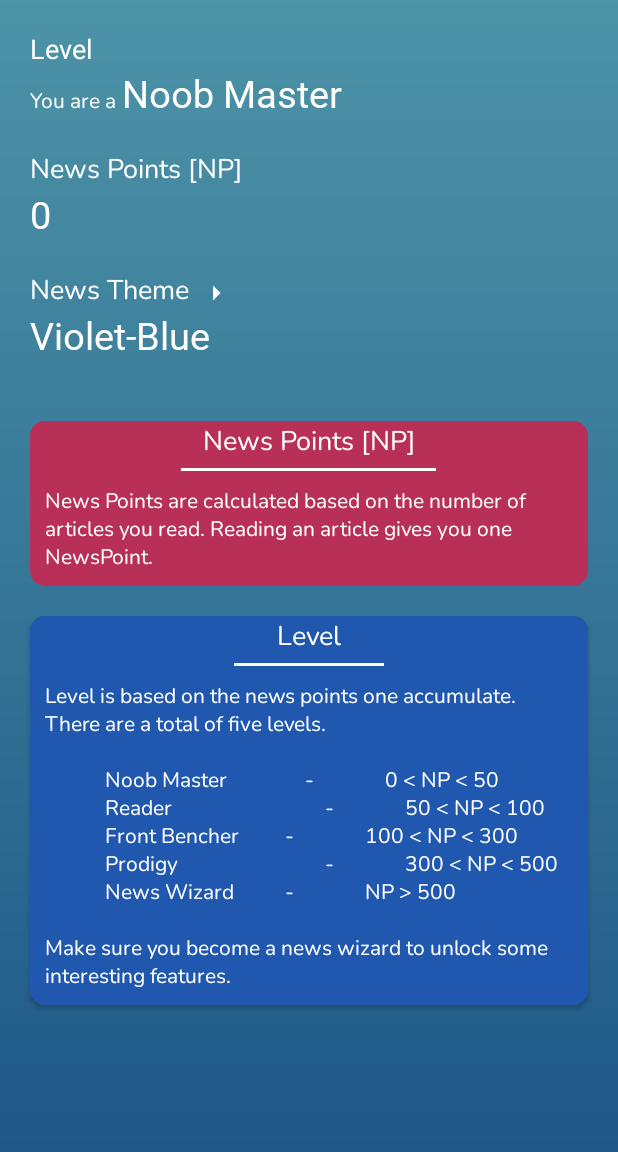
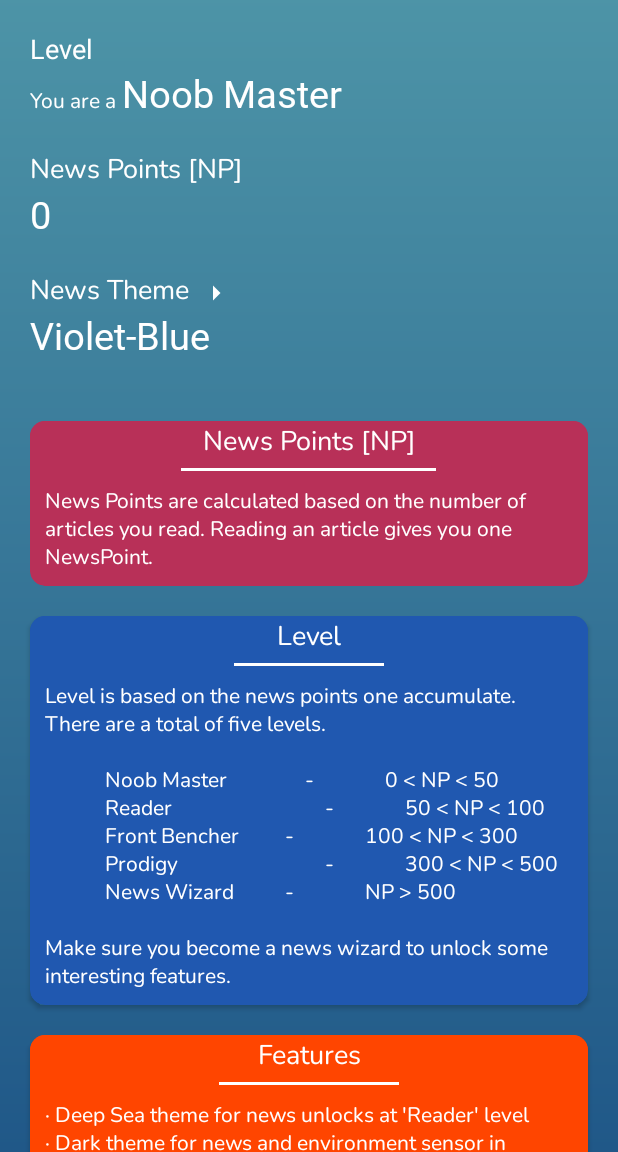
Before and after one commit to Dharun1704/Puddle_Delta_Project, an Android app: the ProfileActivity screen opened directly, with no data from a screen before it, on a phone screen of 412 x 824 dp, the part 84-1236 px from its top. Run offline under Robolectric (Android 15) with nearby library versions, the phone set to English and light mode, and no system bars; Roboto replaces fonts that are not available here.

Commit message:
Initial commit

```diff
--- a/app/src/main/res/layout/activity_profile.xml
+++ b/app/src/main/res/layout/activity_profile.xml
@@ -190,8 +190,8 @@
                     android:layout_marginEnd="10dp"
                     android:textColor="#FFF"
                     android:fontFamily="@font/nunito"
-                    android:text="Being a developer unlocks all themes and sensor feature in
-weather. A developer can also customize the news points."
+                    android:text="Being a developer, one can also customize the news points.
+And customize the news points for unlocking all features."
                     android:layout_marginBottom="10dp"/>
 
                 <LinearLayout
@@ -317,6 +317,53 @@ weather. A developer can also customize the news points."
 
         </androidx.cardview.widget.CardView>
 
+        <androidx.cardview.widget.CardView
+            android:layout_width="match_parent"
+            android:layout_height="wrap_content"
+            app:cardBackgroundColor="#FF4500"
+            app:cardCornerRadius="10dp"
+            android:layout_marginStart="20dp"
+            android:layout_marginBottom="20dp"
+            android:layout_marginEnd="20dp">
+
+            <LinearLayout
+                android:layout_width="match_parent"
+                android:layout_height="match_parent"
+                android:orientation="vertical">
+
+                <TextView
+                    android:layout_width="match_parent"
+                    android:layout_height="wrap_content"
+                    android:background="#FF4500"
+                    android:textColor="#FFF"
+                    android:text="Features"
+                    android:fontFamily="@font/nunito"
+                    android:textSize="18sp"
+                    android:gravity="center"/>
+
+                <View
+                    android:layout_width="120dp"
+                    android:layout_height="2dp"
+                    android:layout_marginTop="5dp"
+                    android:background="#FFF"
+                    android:layout_gravity="center"/>
+
+                <TextView
+                    android:layout_width="match_parent"
+                    android:layout_height="wrap_content"
+                    android:layout_marginTop="10dp"
+                    android:layout_marginStart="10dp"
+                    android:layout_marginEnd="10dp"
+                    android:textColor="#FFF"
+                    android:fontFamily="@font/nunito"
+                    android:text="· Deep Sea theme for news unlocks at 'Reader' level\n· Dark theme for news and environment sensor in weather unlocks at 'Front Bencher' level."
+                    android:layout_marginBottom="10dp"/>
+
+            </LinearLayout>
+
+        </androidx.cardview.widget.CardView>
+
+
     </LinearLayout>
 
     </androidx.core.widget.NestedScrollView>
```
